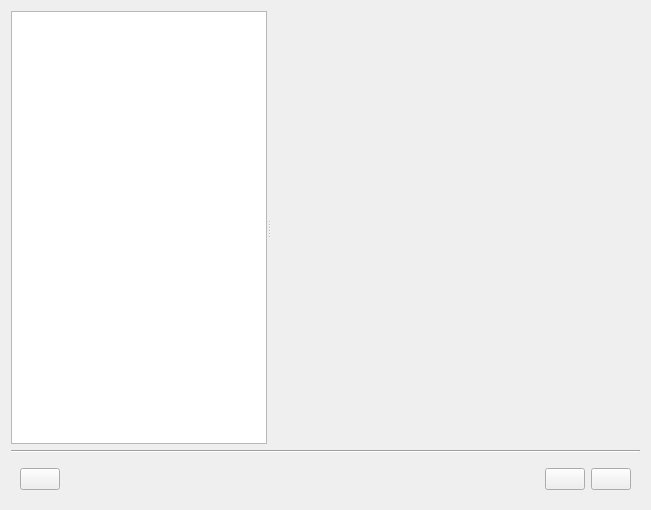
KDE/krita, file libs/main/KoOpenPaneBase.ui: the form before one commit.
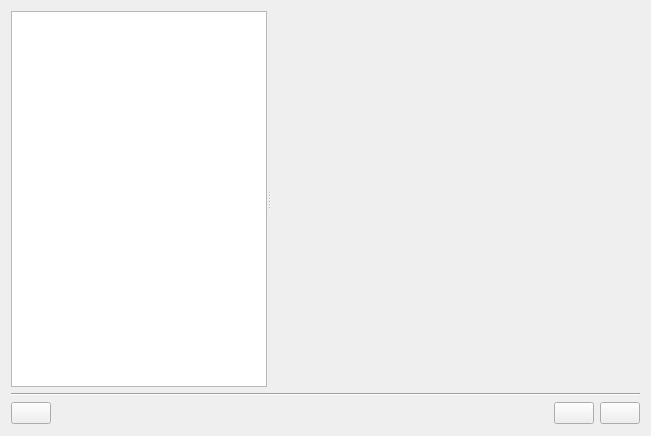
The form after the commit.

```diff
--- a/libs/main/KoOpenPaneBase.ui
+++ b/libs/main/KoOpenPaneBase.ui
@@ -7,10 +7,13 @@
     <x>0</x>
     <y>0</y>
     <width>651</width>
-    <height>510</height>
+    <height>436</height>
    </rect>
   </property>
   <layout class="QVBoxLayout" name="verticalLayout">
+   <property name="bottomMargin">
+    <number>12</number>
+   </property>
    <item>
     <widget class="QSplitter" name="splitter">
      <property name="orientation">
@@ -57,6 +60,12 @@
    </item>
    <item>
     <widget class="Line" name="line">
+     <property name="sizePolicy">
+      <sizepolicy hsizetype="Minimum" vsizetype="Fixed">
+       <horstretch>0</horstretch>
+       <verstretch>0</verstretch>
+      </sizepolicy>
+     </property>
      <property name="orientation">
       <enum>Qt::Horizontal</enum>
      </property>
@@ -65,12 +74,24 @@
    <item>
     <widget class="QWidget" name="buttonWidget" native="true">
      <property name="sizePolicy">
-      <sizepolicy hsizetype="Preferred" vsizetype="Fixed">
+      <sizepolicy hsizetype="Preferred" vsizetype="Maximum">
        <horstretch>0</horstretch>
        <verstretch>0</verstretch>
       </sizepolicy>
      </property>
+     <property name="minimumSize">
+      <size>
+       <width>0</width>
+       <height>0</height>
+      </size>
+     </property>
      <layout class="QHBoxLayout" name="horizontalLayout">
+      <property name="sizeConstraint">
+       <enum>QLayout::SetMinimumSize</enum>
+      </property>
+      <property name="margin">
+       <number>0</number>
+      </property>
       <item>
        <widget class="QPushButton" name="m_openButton">
        </widget>
@@ -90,6 +111,12 @@
       </item>
       <item>
        <widget class="QPushButton" name="m_cancelButton">
+        <property name="sizePolicy">
+         <sizepolicy hsizetype="Minimum" vsizetype="Fixed">
+          <horstretch>0</horstretch>
+          <verstretch>0</verstretch>
+         </sizepolicy>
+        </property>
        </widget>
       </item>
       <item>
```
Left out of the diff: 6 changed lines with no effect on the pictures.
